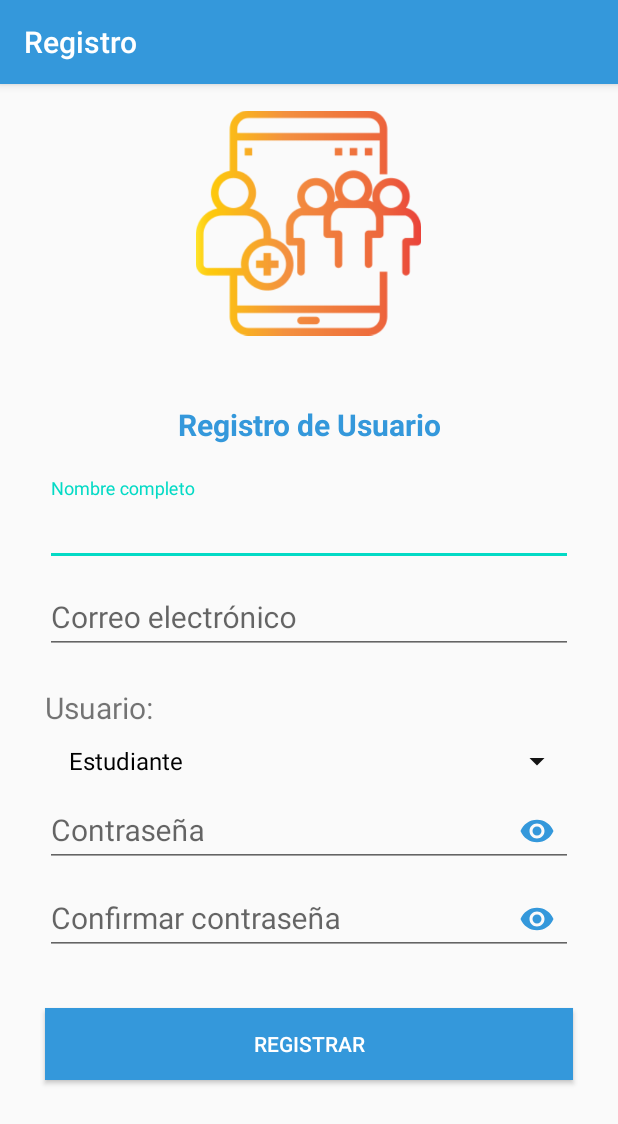
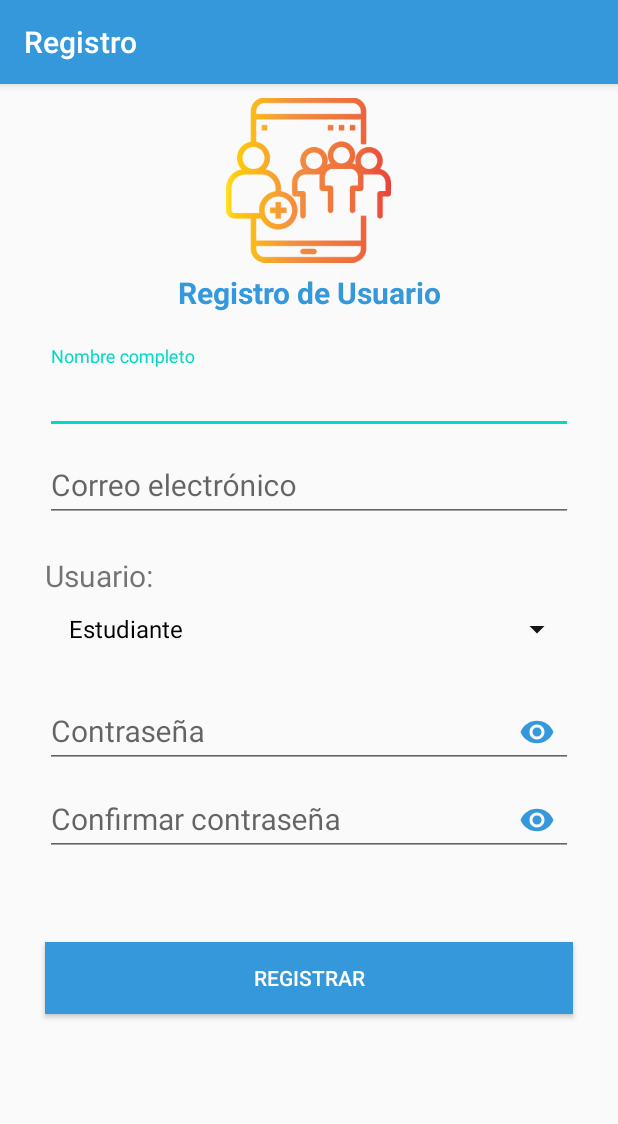
Before and after one commit to PaolaValencia123/ITCJArp, an Android app: the Registro screen opened directly, with no data from a screen before it, on a phone screen of 412 x 824 dp. Shown: the top 1124 px of the screen. Run offline under Robolectric (Android 15) with nearby library versions, the phone set to English and light mode, and no system bars; our stand-ins replace Firebase (no records; nobody signed in at launch, a user with empty details on screens opened directly).

Commit message:
Cambios diseño (5)

```diff
--- a/app/src/main/res/layout/activity_registro.xml
+++ b/app/src/main/res/layout/activity_registro.xml
@@ -34,13 +34,14 @@
             android:layout_height="match_parent"
             android:layout_marginTop="50dp"
             android:orientation="vertical"
-            android:layout_weight="0.7">
+            android:layout_weight="0.78">
 
 
             <ImageView
-                android:layout_width="150dp"
-                android:layout_height="match_parent"
+                android:layout_width="110dp"
+                android:layout_height="120dp"
                 android:layout_gravity="center_horizontal"
+                android:layout_marginTop="10dp"
                 android:src="@drawable/imagen_registros">
 
             </ImageView>
@@ -52,7 +53,7 @@
             android:layout_width="match_parent"
             android:layout_height="match_parent"
             android:orientation="vertical"
-            android:layout_weight="0.3">
+            android:layout_weight="0.25">
 
             <TextView
                 android:layout_width="match_parent"
@@ -61,7 +62,7 @@
                 android:textColor="@color/colorGreen"
                 android:text="@string/textRegistro"
                 android:textSize="@dimen/sizeDatos"
-                android:layout_margin="@dimen/marginGlobalActivity"
+                android:layout_marginBottom="@dimen/marginGlobalActivity"
                 android:textStyle="bold"/>
 
 
@@ -119,7 +120,7 @@
                 android:layout_marginRight="@dimen/margenesCajas"
                 style="@style/mySpinnerItemStyle2"
                 android:theme="@style/mySpinnerItemStyle"
-                />
+                android:layout_marginBottom="@dimen/marginGlobalActivity"/>
             <com.google.android.material.textfield.TextInputLayout
                 android:layout_width="match_parent"
                 android:layout_height="wrap_content"
@@ -133,6 +134,7 @@
                     android:textSize="@dimen/sizeDatos"
                     android:layout_marginLeft="@dimen/margenesCajas"
                     android:layout_marginRight="@dimen/margenesCajas"
+
                     android:id="@+id/txtPass"/>
 
             </com.google.android.material.textfield.TextInputLayout>
@@ -149,6 +151,7 @@
                     android:textSize="@dimen/sizeDatos"
                     android:layout_marginLeft="@dimen/margenesCajas"
                     android:layout_marginRight="@dimen/margenesCajas"
+                    android:layout_marginBottom="@dimen/marginGlobalActivity"
                     android:id="@+id/txtConfirmPass"/>
 
             </com.google.android.material.textfield.TextInputLayout>
```
